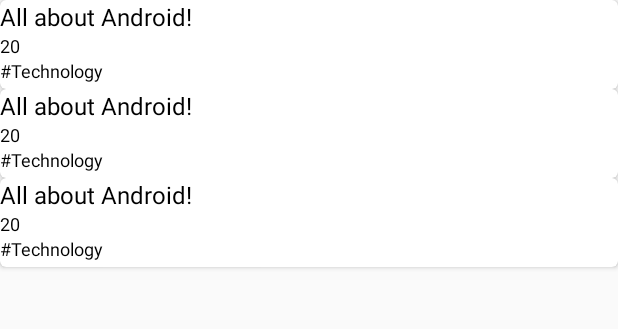
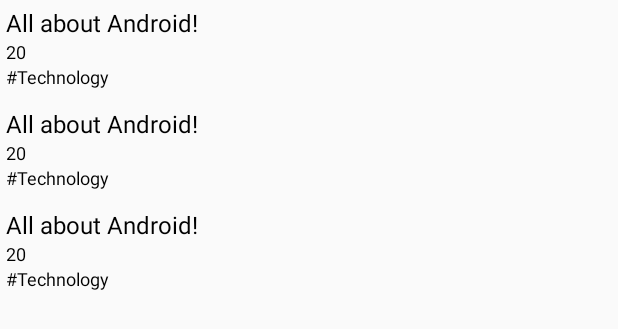
Before and after one commit to tarunsingh070/NbaTeamViewerApp, an Android app: the layout teams_list_fragment.xml on its own in the app's theme, with its tools: preview values and no code run, on a phone screen of 412 x 824 dp. Shown: the top 329 px of the screen. Run offline under Robolectric (Android 15) with nearby library versions, the phone set to English and light mode, and no system bars.

Commit message:
Fixed issue due to which back button wasn't showing while navigating between fragments. Updated UI for Teams List view and Teams Details view.

```diff
--- a/app/src/main/java/com/tarun/nbateamviewerapp/ui/teamsList/TeamsListFragment.kt
+++ b/app/src/main/java/com/tarun/nbateamviewerapp/ui/teamsList/TeamsListFragment.kt
@@ -7,6 +7,7 @@ import android.widget.ArrayAdapter
 import android.widget.Spinner
 import androidx.fragment.app.Fragment
 import androidx.navigation.fragment.findNavController
+import androidx.recyclerview.widget.DividerItemDecoration
 import androidx.recyclerview.widget.LinearLayoutManager
 import com.tarun.nbateamviewerapp.R
 import com.tarun.nbateamviewerapp.data.model.Team
@@ -84,6 +85,7 @@ class TeamsListFragment : Fragment(), TeamsListAdapter.TeamsListAdapterListener,
         binding.teamsListRecyclerView.apply {
             adapter = teamsListAdapter
             layoutManager = LinearLayoutManager(context)
+            addItemDecoration(DividerItemDecoration(context, LinearLayoutManager.VERTICAL))
         }
     }
 
--- a/app/src/main/java/com/tarun/nbateamviewerapp/ui/viewModels/TeamsSharedViewModel.kt
+++ b/app/src/main/java/com/tarun/nbateamviewerapp/ui/viewModels/TeamsSharedViewModel.kt
@@ -24,7 +24,7 @@ class TeamsSharedViewModel : ViewModel(), KoinComponent {
     private val disposables = CompositeDisposable()
 
     /**
-     * Handles the event when onViewCreated method of [TeamsListFragment] is called.
+     * Handles the event when onViewCreated method of TeamsListFragment is called.
      */
     fun onTeamsListViewCreated() {
         getTeamsList()
--- a/app/src/main/res/layout/item_player.xml
+++ b/app/src/main/res/layout/item_player.xml
@@ -16,7 +16,7 @@
         android:textColor="@android:color/black"
         tools:text="Channing Tatum"
         android:textStyle="bold"
-        android:layout_marginEnd="8dp" />
+        android:layout_marginEnd="8dp"/>
 
     <TextView
         android:id="@+id/player_number"
@@ -27,7 +27,7 @@
         android:textSize="12sp"
         android:textColor="@android:color/black"
         tools:text="20"
-        android:layout_marginEnd="8dp" />
+        android:layout_marginEnd="8dp"/>
 
     <TextView
         android:id="@+id/player_position"
@@ -37,5 +37,5 @@
         android:gravity="center"
         android:textSize="12sp"
         android:textColor="@android:color/black"
-        tools:text="G" />
+        tools:text="G"/>
 </LinearLayout>
--- a/app/src/main/res/layout/item_team.xml
+++ b/app/src/main/res/layout/item_team.xml
@@ -1,14 +1,10 @@
 <?xml version="1.0" encoding="utf-8"?>
-<androidx.cardview.widget.CardView xmlns:android="http://schemas.android.com/apk/res/android"
+
+<LinearLayout xmlns:android="http://schemas.android.com/apk/res/android"
     xmlns:tools="http://schemas.android.com/tools"
-    xmlns:app="http://schemas.android.com/apk/res-auto"
     android:layout_width="match_parent"
     android:layout_height="wrap_content"
-    app:cardCornerRadius="4dp">
-
-    <LinearLayout
-        android:layout_width="match_parent"
-        android:layout_height="match_parent"
+    android:padding="4dp"
     android:orientation="vertical">
 
     <TextView
@@ -36,4 +32,3 @@
         android:textColor="@android:color/black"
         tools:text="#Technology"/>
 </LinearLayout>
-</androidx.cardview.widget.CardView>
--- a/app/src/main/res/menu/teams_list_menu.xml
+++ b/app/src/main/res/menu/teams_list_menu.xml
@@ -5,5 +5,5 @@
         android:id="@+id/teams_list_spinner"
         android:title="@string/sort_by_menu_option_title"
         app:actionViewClass="android.widget.Spinner"
-        app:showAsAction="always" />
+        app:showAsAction="always"/>
 </menu>
--- a/app/src/main/res/navigation/nba_team_viewer_graph.xml
+++ b/app/src/main/res/navigation/nba_team_viewer_graph.xml
@@ -6,17 +6,17 @@
     <fragment
         android:id="@+id/teamsListFragment"
         android:name="com.tarun.nbateamviewerapp.ui.teamsList.TeamsListFragment"
-        android:label="TeamsListFragment" >
+        android:label="NBA Teams">
         <action
             android:id="@+id/action_teamsListFragment_to_teamDetailsFragment"
             app:destination="@id/teamDetailsFragment"
             app:enterAnim="@anim/slide_in_right"
             app:exitAnim="@anim/slide_out_left"
             app:popEnterAnim="@android:anim/slide_in_left"
-            app:popExitAnim="@android:anim/slide_out_right" />
+            app:popExitAnim="@android:anim/slide_out_right"/>
     </fragment>
     <fragment
         android:id="@+id/teamDetailsFragment"
         android:name="com.tarun.nbateamviewerapp.ui.teamDetails.TeamDetailsFragment"
-        android:label="TeamDetailsFragment" />
+        android:label="Team Details"/>
 </navigation>
--- a/app/src/main/res/values/styles.xml
+++ b/app/src/main/res/values/styles.xml
@@ -5,6 +5,8 @@
         <item name="colorPrimary">@color/colorPrimary</item>
         <item name="colorPrimaryDark">@color/colorPrimaryDark</item>
         <item name="colorAccent">@color/colorAccent</item>
+        <item name="windowActionBar">false</item>
+        <item name="windowNoTitle">true</item>
     </style>
 
 </resources>
```
Also changed, not shown: app/src/main/java/com/tarun/nbateamviewerapp/ui/teamsActivity/TeamsActivity.kt (+19 -0 lines), app/src/main/res/anim/slide_in_right.xml (+7 -3 lines), app/src/main/res/anim/slide_out_left.xml (+7 -3 lines), app/src/main/res/layout/activity_teams.xml (+10 -2 lines), app/src/main/res/layout/team_details_fragment.xml (+8 -3 lines), 1 other file. Lines whose indentation alone changed are shown as unchanged.
